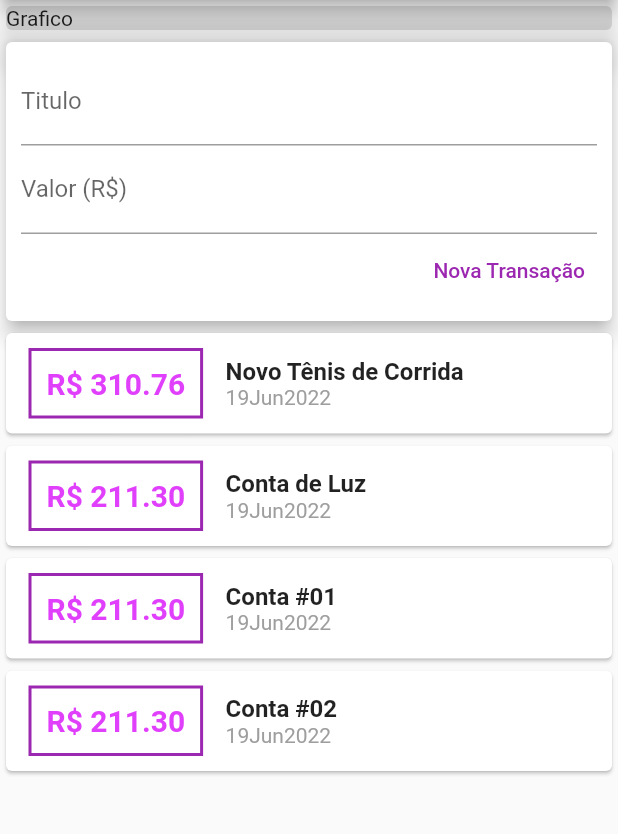
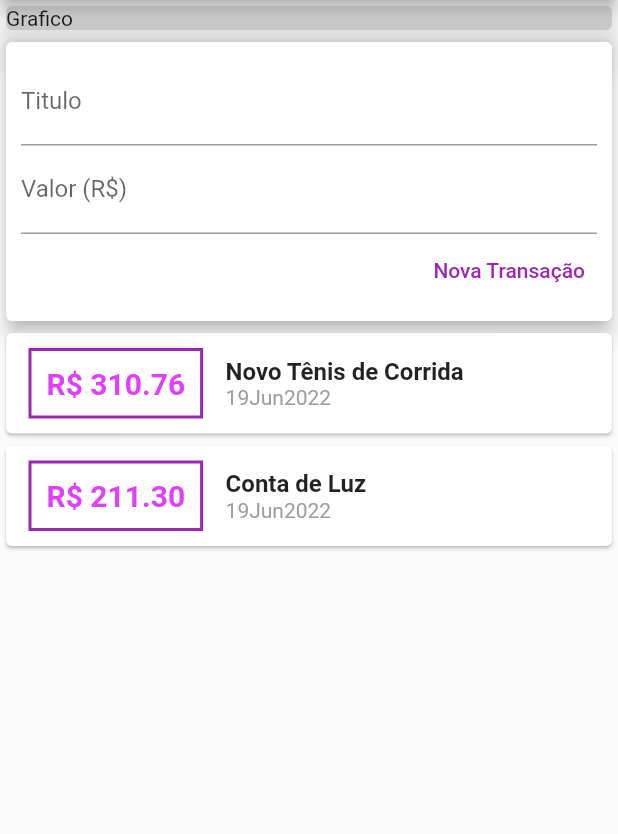
Before and after one commit to pollyyana/Despesas-Pessoais, a Flutter app: the screen it shows after launch, after a tap on "Nova Transação", on a phone screen of 412 x 824 dp, the part 84-918 px from its top. Run offline on Flutter 3.47's test engine with Material 2 defaults, Android fonts, the phone set to English and light mode, and no system bars.

Commit message:
adicionando teclado numerico

```diff
--- a/lib/components/transaction_form.dart
+++ b/lib/components/transaction_form.dart
@@ -14,6 +14,17 @@ class TransactionForm extends StatelessWidget {
   TransactionForm(
       this.onSubmit); //construtor transaction Form/ on submit e o parametro
 
+  _submitForm() {
+    final stitle = titleController.text;
+    // ignore: avoid_print
+    final svalue = double.tryParse(valueController.text) ?? 0.0;
+    //
+    if (stitle.isEmpty || svalue <= 0) {
+      return;
+    }
+    onSubmit(stitle, svalue);
+  }
+
   @override
   Widget build(BuildContext context) {
     return Card(
@@ -24,11 +35,15 @@ class TransactionForm extends StatelessWidget {
           children: <Widget>[
             TextField(
               controller: titleController,
+              onSubmitted: (_) => _submitForm(),
               // ignore: prefer_const_constructors
               decoration: InputDecoration(labelText: 'Titulo'),
             ),
             TextField(
               controller: valueController,
+              keyboardType:
+                  const TextInputType.numberWithOptions(decimal: true),
+              onSubmitted: (_) => _submitForm(),
               // ignore: prefer_const_constructors
               decoration: InputDecoration(labelText: 'Valor (R\$)'),
             ),
@@ -36,17 +51,11 @@ class TransactionForm extends StatelessWidget {
               mainAxisAlignment: MainAxisAlignment.end,
               children: [
                 TextButton(
-                    style: TextButton.styleFrom(primary: Colors.purple),
-                    // ignore: prefer_const_constructors
-                    child: Text('Nova Transação'),
-                    onPressed: () {
-                      // ignore: avoid_print
-                      final stitle = titleController.text;
-                      // ignore: avoid_print
-                      final svalue =
-                          double.tryParse(valueController.text) ?? 0.0;
-                      onSubmit(stitle, svalue);
-                    }),
+                  style: TextButton.styleFrom(primary: Colors.purple),
+                  // ignore: prefer_const_constructors
+                  child: Text('Nova Transação'),
+                  onPressed: _submitForm,
+                )
               ],
             ),
           ],
--- a/lib/components/transaction_list.dart
+++ b/lib/components/transaction_list.dart
@@ -1,4 +1,4 @@
-// ignore_for_file: prefer_const_constructors_in_immutables
+// ignore_for_file: prefer_const_constructors_in_immutables, sized_box_for_whitespace
 
 import 'package:expenses/models/transaction.dart';
 import 'package:flutter/material.dart';
@@ -13,9 +13,11 @@ class TransactionList extends StatelessWidget {
   Widget build(BuildContext context) {
     return Container(
       height: 300,
-      child: SingleChildScrollView(
-        child: Column(
-          children: transactions.map((transacao) {
+      // child: Column(
+      child: ListView.builder(
+        itemCount: transactions.length,
+        itemBuilder: (ctx, index) {
+          final transacao = transactions[index];
           return Card(
             child: Row(
               children: <Widget>[
@@ -47,7 +49,7 @@ class TransactionList extends StatelessWidget {
                     Text(
                       transacao.title,
                       // ignore: prefer_const_constructors
-                        style: TextStyle(
+                      style: const TextStyle(
                           fontWeight: FontWeight.bold, fontSize: 16),
                     ),
                     Text(
@@ -60,8 +62,8 @@ class TransactionList extends StatelessWidget {
               ],
             ),
           );
-          }).toList(),
-        ),
+        },
+        // children: transactions.map((transacao) {}).toList(),
       ),
     );
   }
--- a/lib/components/transaction_user.dart
+++ b/lib/components/transaction_user.dart
@@ -25,30 +25,6 @@ class _TransactionUserState extends State<TransactionUser> {
     Transaction(
       id: 't2',
       title: 'Conta de Luz',
-      value: 211.30,
-      date: DateTime.now(),
-    ),
-    Transaction(
-      id: 't20',
-      title: 'Conta #01',
-      value: 211.30,
-      date: DateTime.now(),
-    ),
-    Transaction(
-      id: 't3',
-      title: 'Conta #02',
-      value: 211.30,
-      date: DateTime.now(),
-    ),
-    Transaction(
-      id: 't4',
-      title: 'Conta #03',
-      value: 211.30,
-      date: DateTime.now(),
-    ),
-    Transaction(
-      id: 't5',
-      title: 'Conta #04',
       value: 211.30,
       date: DateTime.now(),
     ),
```
Lines whose indentation alone changed are shown as unchanged.
